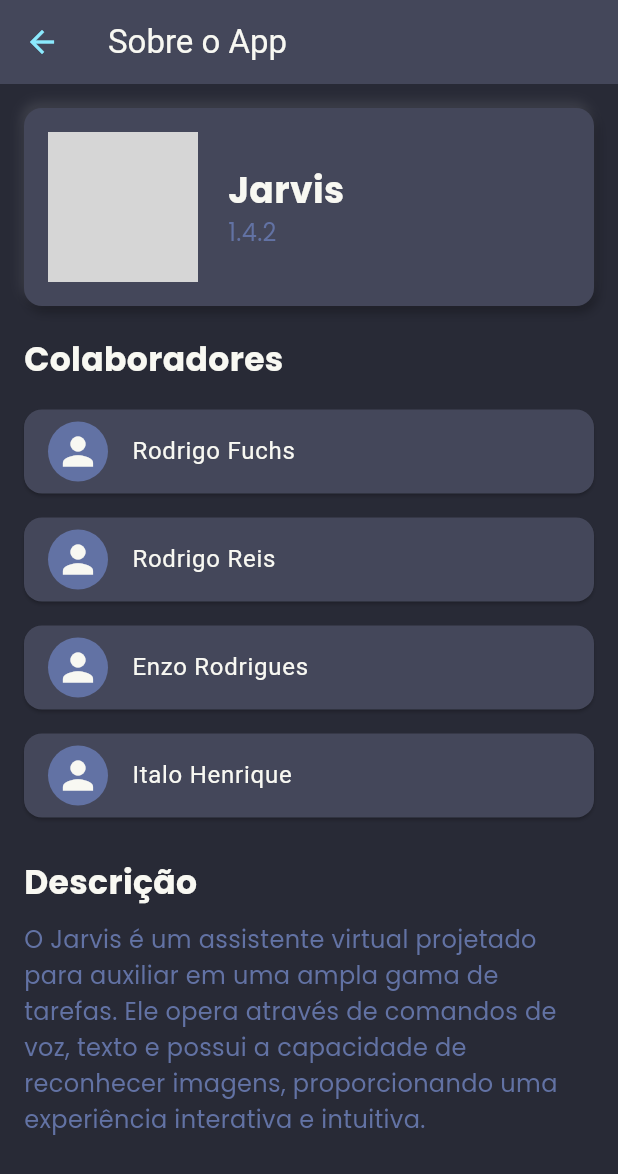
After one commit to pi-mobile-development/jarvis_assistent, a Flutter app: the screen it shows after launch, in the side drawer, after a tap on "About App", on a phone screen of 412 x 824 dp. The commit adds this screen. Shown: the top 1174 px of the screen. Run offline on Flutter 3.47's test engine with Material 3 defaults, Android fonts, the phone set to English and light mode, and no system bars; our stand-ins replace google_fonts, permission_handler; network calls fail; grey boxes are pictures that could not be loaded.

Commit message:
[Fuchs] Adiciona tela sobre o app e define navegacao

```diff
--- /dev/null
+++ b/lib/about_screen.dart
@@ -0,0 +1,159 @@
+import 'package:flutter/material.dart';
+import 'package:google_fonts/google_fonts.dart';
+
+class AboutPage extends StatelessWidget {
+  AboutPage({super.key});
+
+  final List<Map<String, String>> collaborators = [
+    {"name": "Rodrigo Fuchs"},
+    {"name": "Rodrigo Reis"},
+    {"name": "Enzo Rodrigues"},
+    {"name": "Italo Henrique"},
+  ];
+
+  @override
+  Widget build(BuildContext context) {
+    return Scaffold(
+      backgroundColor: Color(0xFF282A36), // Fundo estilo Dracula
+      appBar: AppBar(
+        backgroundColor: Color(0xFF44475A), // AppBar no tema Dracula
+        title: Text("Sobre o App", style: TextStyle(color: Color(0xFFF8F8F2))),
+        leading: IconButton(
+          icon: Icon(Icons.arrow_back,
+              color: Color(0xFF8BE9FD)), // Botão de voltar, VOLTA VIDA
+          onPressed: () {
+            Navigator.pop(
+                context); // Trocar pra tela principal, tem que fazer esse codiguin ai
+          },
+        ),
+      ),
+      body: SingleChildScrollView(
+        padding: EdgeInsets.all(16),
+        child: Column(
+          crossAxisAlignment: CrossAxisAlignment.start,
+          children: [
+            // Bloco 1: Nome, Versão e Logo (ILO)
+            Container(
+              padding: EdgeInsets.all(16),
+              margin: EdgeInsets.only(bottom: 20),
+              decoration: BoxDecoration(
+                color: Color(0xFF44475A), // Fundo do bloco estilo Dracula
+                borderRadius: BorderRadius.circular(12),
+                boxShadow: [
+                  BoxShadow(
+                    color: Colors.black.withOpacity(0.3), // Sombra leve
+                    blurRadius: 6,
+                    offset: Offset(2, 4), // Deslocamento sutil para relevo
+                  ),
+                  BoxShadow(
+                    color: Colors.white.withOpacity(0.1), // Destaque sutil
+                    blurRadius: 6,
+                    offset: Offset(-2, -4),
+                  ),
+                ],
+              ),
+              child: Row(
+                children: [
+                  Image.network(
+                    "https://media.licdn.com/dms/image/v2/D4D22AQFkFzGjFcVSEg/feedshare-shrink_2048_1536/feedshare-shrink_2048_1536/0/1718460036903?e=2147483647&v=beta&t=81wRif-_BQNbBrqhtKfoQX6mD5xd-5CI-9QjSaABkxI", // FACA LOGO DO APP
+                    width: 100,
+                    height: 100,
+                  ),
+                  SizedBox(width: 20),
+                  Column(
+                    crossAxisAlignment: CrossAxisAlignment.start,
+                    children: [
+                      Text(
+                        "Jarvis", // Nome do app
+                        style: GoogleFonts.poppins(
+                          textStyle: TextStyle(
+                            fontSize: 24,
+                            color: Color(0xFFF8F8F2), // Texto claro
+                            fontWeight: FontWeight.bold,
+                          ),
+                        ),
+                      ),
+                      Text(
+                        "1.4.2", // Versão do app
+                        style: GoogleFonts.poppins(
+                          textStyle: TextStyle(
+                            fontSize: 16,
+                            color: Color(0xFF6272A4), // Texto secundário
+                          ),
+                        ),
+                      ),
+                    ],
+                  ),
+                ],
+              ),
+            ),
+
+            // Bloco 2: Colaboradores
+            Text(
+              "Colaboradores",
+              style: GoogleFonts.poppins(
+                textStyle: TextStyle(
+                  fontSize: 22,
+                  fontWeight: FontWeight.bold,
+                  color: Color(0xFFF8F8F2), // Texto claro
+                ),
+              ),
+            ),
+            SizedBox(height: 10),
+            Column(
+              children: collaborators.map((collaborator) {
+                return Card(
+                  color: Color(0xFF44475A), // Fundo do card de colaborador
+                  margin: EdgeInsets.symmetric(vertical: 8),
+                  child: ListTile(
+                    leading: CircleAvatar(
+                      backgroundColor:
+                          Color(0xFF6272A4), // Cor de fundo do ícone de perfil
+                      child: Icon(
+                        Icons.person, // Ícone de perfil padrão (silhueta)
+                        color: Color(0xFFF8F8F2), // Cor do ícone (texto claro)
+                        size: 30,
+                      ),
+                    ),
+                    title: Text(
+                      collaborator["name"]!,
+                      style: TextStyle(
+                        color: Color(0xFFF8F8F2), // Texto claro
+                      ),
+                    ),
+                  ),
+                );
+              }).toList(),
+            ),
+
+            // Bloco 3: Descrição ou nao nao sei ainda
+            SizedBox(height: 20),
+            Text(
+              "Descrição",
+              style: GoogleFonts.poppins(
+                textStyle: TextStyle(
+                  fontSize: 22,
+                  fontWeight: FontWeight.bold,
+                  color: Color(0xFFF8F8F2), // Texto claro
+                ),
+              ),
+            ),
+            SizedBox(height: 10),
+            Text(
+              "O Jarvis é um assistente virtual projetado para auxiliar em uma ampla gama de tarefas. "
+              "Ele opera através de comandos de voz, texto e possui a capacidade de reconhecer imagens, "
+              "proporcionando uma experiência interativa e intuitiva.",
+              style: GoogleFonts.poppins(
+                textStyle: TextStyle(
+                  fontSize: 16,
+                  height: 1.5,
+                  color: Color(0xFF6272A4), // Texto secundário
+                ),
+              ),
+            ),
+          ],
+        ),
+      ),
+    );
+  }
+}
--- a/lib/main_screen.dart
+++ b/lib/main_screen.dart
@@ -1,6 +1,7 @@
 import 'package:flutter/material.dart';
 import 'package:jarvis_assistent/Models/message_model.dart';
 import 'package:jarvis_assistent/Themes/themes.dart';
+import 'package:jarvis_assistent/about_screen.dart';
 import 'package:permission_handler/permission_handler.dart';
 
 class Mainscreen extends StatefulWidget {
@@ -182,11 +183,14 @@ class _MainscreenState extends State<Mainscreen> {
           ),
           ListTile(
             leading: Icon(Icons.info, color: AppTheme.secondaryColor),
-            title: Text('About'),
+            title: Text('About App'),
             textColor: AppTheme.textColor,
             onTap: () {
-              Navigator.pop(context); // Close the drawer
-              // Navigate to Settings Screen or perform an action
+              Navigator.pop(context);
+              Navigator.push(
+                  context,
+                  MaterialPageRoute(builder: (context) => AboutPage()),
+                );
             },
           ),
           ListTile(
--- a/pubspec.yaml
+++ b/pubspec.yaml
@@ -11,6 +11,8 @@ dependencies:
     sdk: flutter
   image_picker: ^0.8.7+4
   permission_handler: ^10.2.0
+  google_fonts: ^6.2.1
+  cached_network_image: ^3.2.1
 
 dev_dependencies:
   flutter_test:
```
Also changed, not shown: pubspec.lock.
